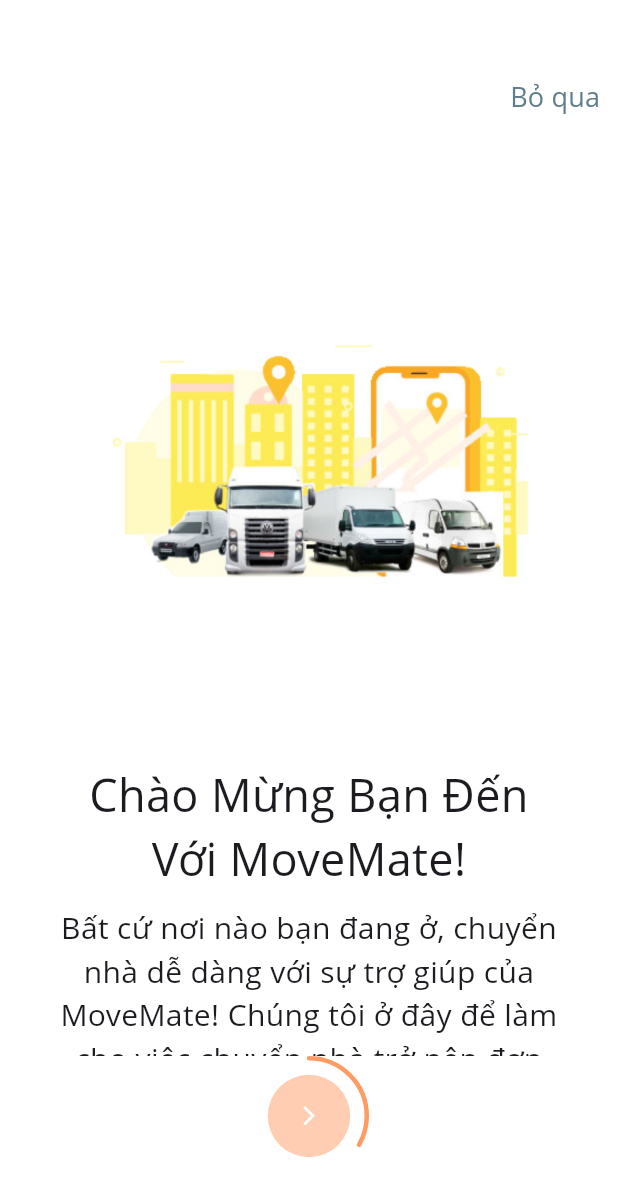
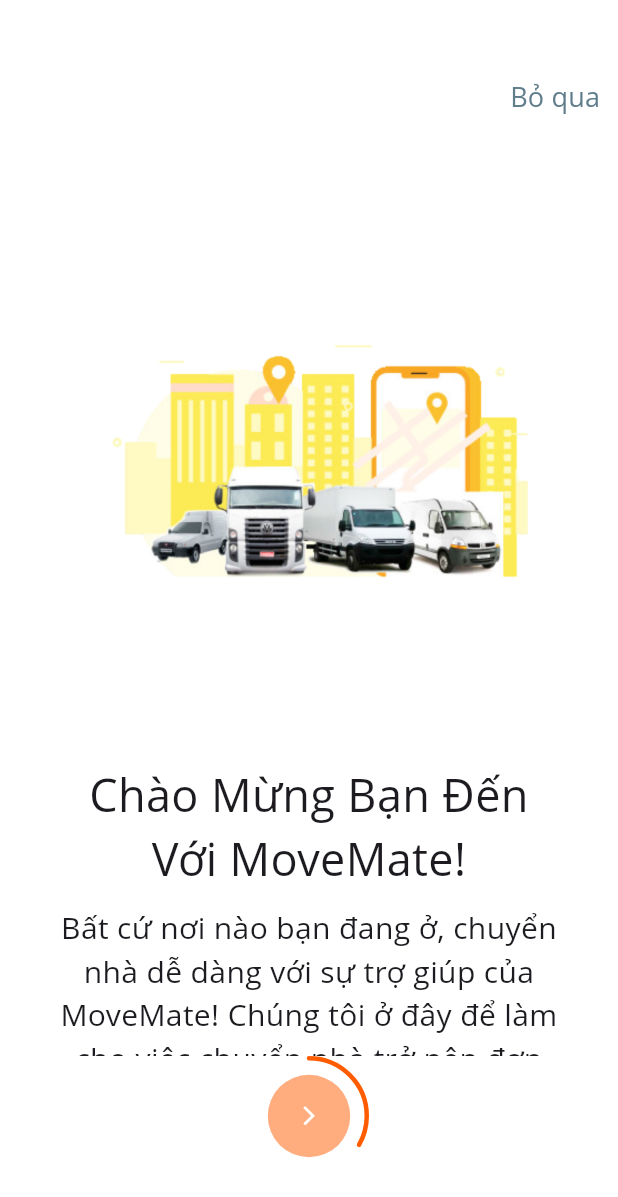
Before and after one commit to CapstoneProjectFA24/movemate-mobile, a Flutter app: the screen it shows after launch, on a phone screen of 412 x 824 dp. Shown: the top 1197 px of the screen. Run offline on Flutter 3.47's test engine with Material 3 defaults, Android fonts, the phone set to English and light mode, and no system bars; our stand-ins replace auto_route, dio, flutter_hooks, flutter_native_splash, flutter_riverpod, font_awesome_flutter and 4 more; Roboto replaces fonts that are missing (Open Sans).

Commit message:
feat: update UI onboarding

```diff
--- a/lib/onboarding_screen.dart
+++ b/lib/onboarding_screen.dart
@@ -43,7 +43,7 @@ class OnboardingScreen extends ConsumerWidget {
 
     return IntroScreenOnboarding(
       backgroudColor: AssetsConstants.whiteColor,
-      foregroundColor: AssetsConstants.primaryLight,
+      foregroundColor: AssetsConstants.mainColor,
       introductionList: list,
       onTapSkipButton: () async {
         try {
```
Also changed, not shown: pubspec.lock.
